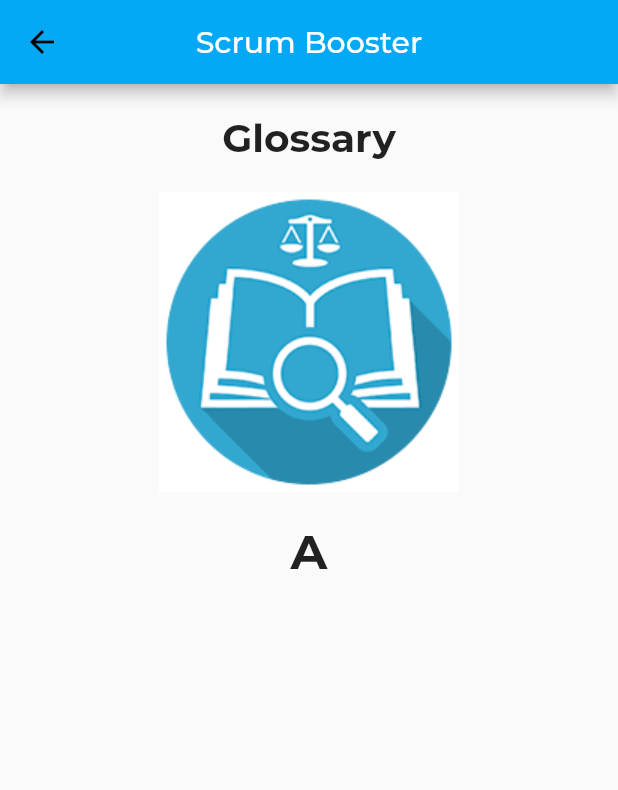
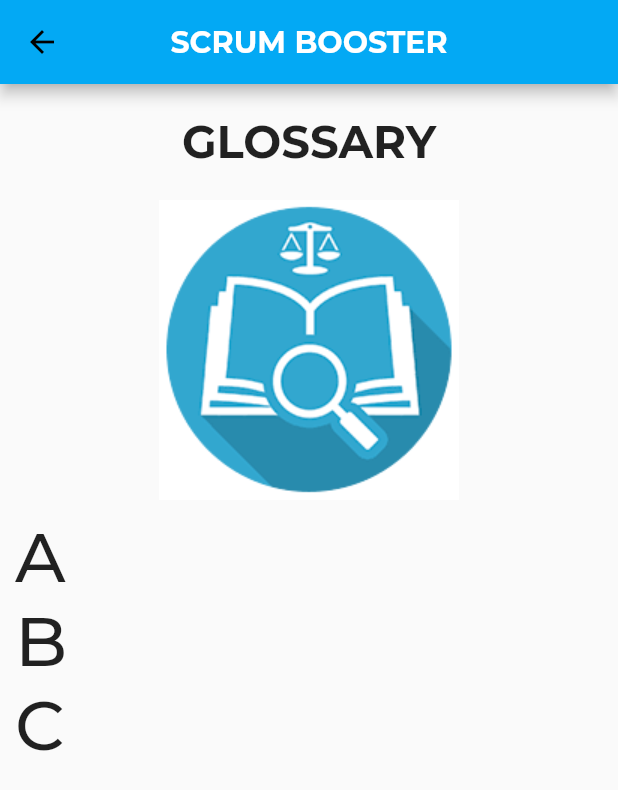
Before and after one commit to mochaul/ppl-scrumbooster, a Flutter app: the GlossaryPage screen opened by its route, on a phone screen of 412 x 824 dp. Shown: the top 790 px of the screen. Run offline on Flutter 3.47's test engine with Material 2 defaults, Android fonts, the phone set to English and light mode, and no system bars; project files that could hold a hidden picture were left out.

Commit message:
[GREEN] add ListView to Glossary

```diff
--- /dev/null
+++ b/lib/contentsList/GlossaryPage.dart
@@ -0,0 +1,49 @@
+import 'package:flutter/material.dart';
+import 'package:ScrumBooster/utils/utils.dart';
+
+class GlossaryPage extends StatelessWidget {
+  final List<String> myList = new List();
+  final scaffoldKey = GlobalKey<ScaffoldState>();
+
+  getScaffoldKey() {
+    return scaffoldKey;
+  }
+
+//  ListCeremonies({Key key, List<String> myList}) : super(key: key);
+var utils = new Util();
+
+  @override
+  Widget build(BuildContext context) {
+
+    return Scaffold(
+      key: scaffoldKey,
+      appBar: AppBar(
+          centerTitle: true,
+          title: Text("SCRUM BOOSTER", style: TextStyle(fontSize: 20, fontWeight: FontWeight.bold, color: utils.hexToColor("#FFFFFF")),)
+      ),
+      body: Center(
+        child: ListView(
+          children: <Widget>[
+            Padding(padding: EdgeInsets.all(10.0),),
+            Text("GLOSSARY", style: TextStyle(fontSize: 30, fontWeight: FontWeight.bold), textAlign: TextAlign.center,),
+            Padding(padding: EdgeInsets.all(10.0),),
+            Image.asset("assets/listGlossary/glossary.png", height: 200,),
+            Container(
+              padding :EdgeInsets.all(10),
+              child : Column(
+                mainAxisAlignment: MainAxisAlignment.start,
+                crossAxisAlignment: CrossAxisAlignment.start,
+                children: <Widget>[
+                Text("A", style: TextStyle(fontSize: 46, fontWeight: FontWeight.w500),),
+                Text("B", style: TextStyle(fontSize: 46, fontWeight: FontWeight.w500),),
+                Text("C", style: TextStyle(fontSize: 46, fontWeight: FontWeight.w500),),
+                ],
+
+              )
+            )
+          ],
+        )
+      ),
+    );
+  }
+}
--- a/lib/initScreen/GlossaryPage.dart
+++ /dev/null
@@ -1,31 +0,0 @@
-import 'package:flutter/material.dart';
-import 'package:ScrumBooster/utils/utils.dart';
-
-class GlossaryPage extends StatelessWidget {
-  final Widget child;
-
-  GlossaryPage({Key key, this.child}) : super(key: key);
-
-  @override
-  Widget build(BuildContext context) {
-    return Scaffold(
-      appBar: AppBar(
-        centerTitle: true,
-        title: Text("Scrum Booster", style: TextStyle(color: Colors.white),),
-      ),
-      body : Center(
-        child : new Column(
-        children: <Widget>[
-          new Padding(padding: EdgeInsets.all(10),),
-          new Text("Glossary", style: TextStyle(fontSize: 26, fontFamily: "Montserrat", fontWeight: FontWeight.bold),),
-          new Padding(padding: EdgeInsets.all(10),),
-          new Image.asset("assets/listGlossary/glossary.png"),
-          new Padding(padding: EdgeInsets.all(10),),
-          new Text("A", style: TextStyle(fontSize: 32, fontWeight: FontWeight.bold), textAlign: TextAlign.left,)
-
-        ],
-        )
-      )
-    );
-  }
-}
--- a/lib/main.dart
+++ b/lib/main.dart
@@ -4,7 +4,7 @@ import 'package:ScrumBooster/initScreen/splashScreen.dart';
 import 'package:flutter/services.dart';
 import 'package:ScrumBooster/initScreen/HomeScreen.dart';
 import 'package:ScrumBooster/initScreen/AboutPage.dart';
-import 'package:ScrumBooster/initScreen/GlossaryPage.dart';
+import 'package:ScrumBooster/contentsList/GlossaryPage.dart';
 
 
 
```
Also changed, not shown: 1 other file.
